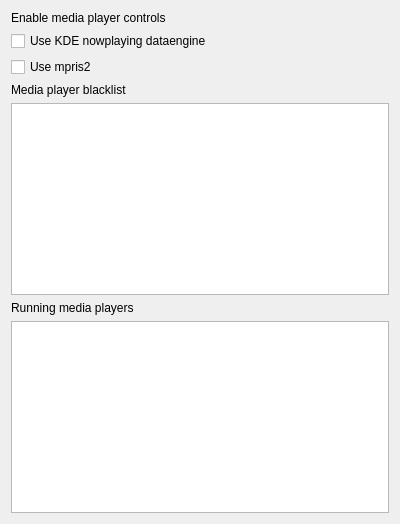
The window that contents/ui/nowplaying.ui (LandisTwo/veromix-plasmoid) describes before a commit, drawn with Qt 5.
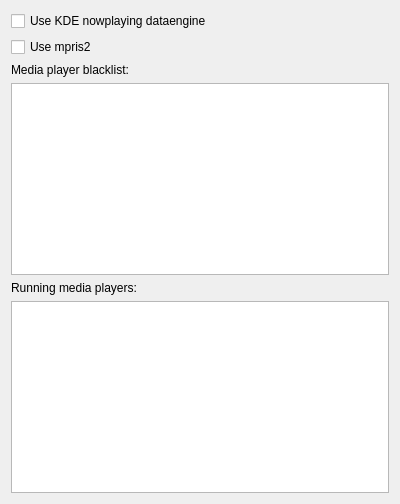
The same window after the commit.

Diff of the .ui file:
```diff
--- a/contents/ui/nowplaying.ui
+++ b/contents/ui/nowplaying.ui
@@ -12,23 +12,10 @@
    <string>Form</string>
   </property>
   <layout class="QVBoxLayout" name="verticalLayout_2">
-
-    <item>
-       <widget class="QLabel">
-        <property name="text">
-         <string>Enable media player controls</string>
-        </property>
-        <property name="alignment">
-         <set>Qt::AlignLeading|Qt::AlignLeft|Qt::AlignTop</set>
-        </property>
-       </widget>
-      </item>
-
-      
     <item>
      <widget class="QCheckBox" name="use_nowplaying">
       <property name="text">
-       <string>Use KDE nowplaying dataengine </string>
+       <string>Use KDE nowplaying dataengine</string>
       </property>
      </widget>
     </item>
@@ -42,7 +29,7 @@
     <item>
        <widget class="QLabel" name="mediaplayerBlacklistLabel">
         <property name="text">
-         <string>Media player blacklist</string>
+         <string>Media player blacklist:</string>
         </property>
         <property name="alignment">
          <set>Qt::AlignLeading|Qt::AlignLeft|Qt::AlignTop</set>
@@ -55,7 +42,7 @@
     <item>
         <widget class="QLabel" name="runningMediaplayersLabel">
         <property name="text">
-         <string>Running media players</string>
+         <string>Running media players:</string>
         </property>
         <property name="alignment">
          <set>Qt::AlignLeading|Qt::AlignLeft|Qt::AlignTop</set>
```
